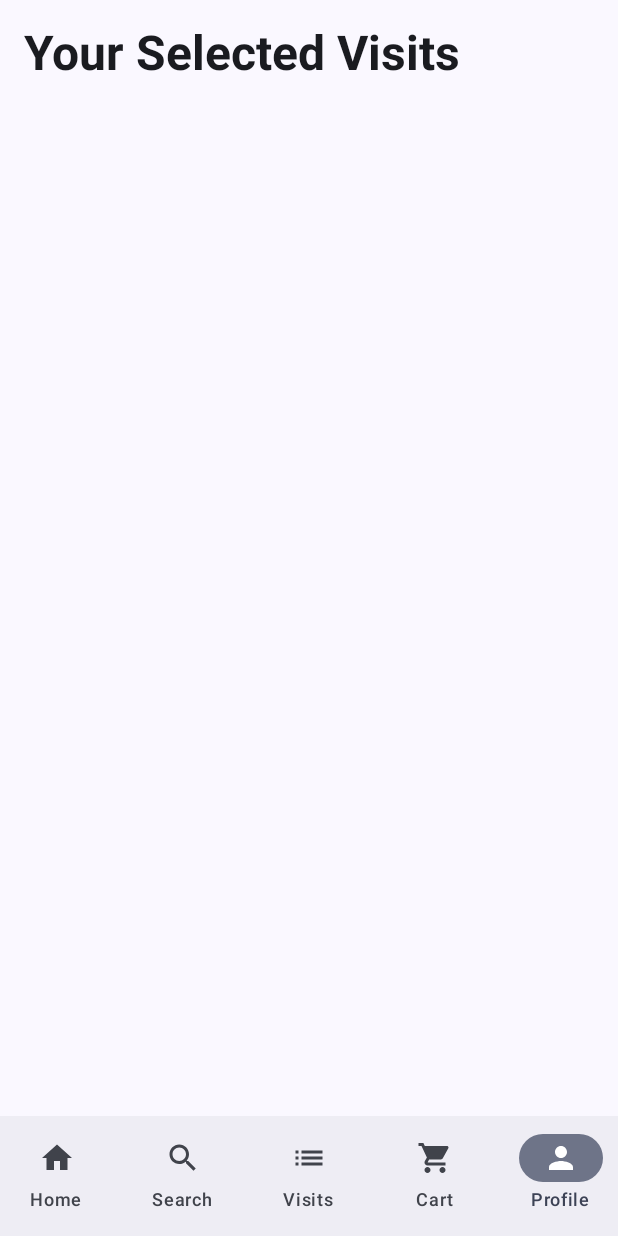
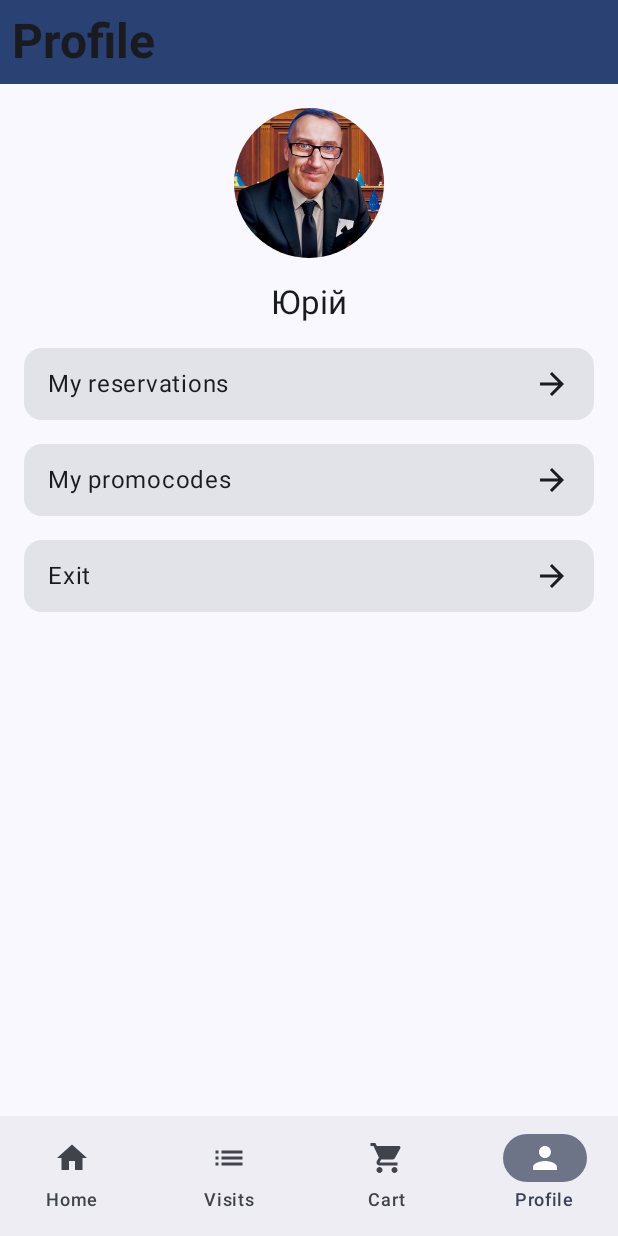
Before and after one commit to liubcheck/kozyrnyi-tuz-app, an Android app built with Jetpack Compose: the ProfilePage screen opened through its navigation route, item 4 of the bottom bar chosen, on a phone screen of 412 x 824 dp. Run offline under Robolectric (Android 15) with nearby library versions, the phone set to English and light mode, and no system bars; our stand-ins replace livedata-compose; network calls fail.

```diff
--- a/app/src/main/java/liubomyr/stepanenko/kozyrnyituzapp/MainActivity.kt
+++ b/app/src/main/java/liubomyr/stepanenko/kozyrnyituzapp/MainActivity.kt
@@ -4,6 +4,8 @@ import android.os.Bundle
 import android.util.Log
 import androidx.activity.ComponentActivity
 import androidx.activity.compose.setContent
+import androidx.compose.animation.EnterTransition
+import androidx.compose.animation.ExitTransition
 import androidx.compose.foundation.Image
 import androidx.compose.foundation.clickable
 import androidx.compose.foundation.layout.Column
@@ -47,12 +49,15 @@ import liubomyr.stepanenko.kozyrnyituzapp.screens.barbers.BarbersListPage
 import liubomyr.stepanenko.kozyrnyituzapp.screens.cart.ShoppingCartPage
 import liubomyr.stepanenko.kozyrnyituzapp.screens.home.BarbershopDetailPage
 import liubomyr.stepanenko.kozyrnyituzapp.screens.home.HomePage
+import liubomyr.stepanenko.kozyrnyituzapp.screens.profile.ProfilePage
 import liubomyr.stepanenko.kozyrnyituzapp.screens.search.SearchPage
 import liubomyr.stepanenko.kozyrnyituzapp.screens.timeslot.TimeslotSelectionPage
 import liubomyr.stepanenko.kozyrnyituzapp.screens.visit.VisitsPage
 import liubomyr.stepanenko.kozyrnyituzapp.ui.theme.KozyrnyiTuzAppTheme
 
 class MainActivity : ComponentActivity() {
+    private val bottomBarsScreen = listOf("home", "search", "visits", "cart", "profile")
+
     override fun onCreate(savedInstanceState: Bundle?) {
         super.onCreate(savedInstanceState)
 
@@ -64,17 +69,20 @@ class MainActivity : ComponentActivity() {
                 Scaffold(
                     bottomBar = {
                         val route = navBackStackEntry?.destination?.route ?: return@Scaffold
-                        Log.i("MainActivity", "bottomBar $route")
-
-                        if (route != "auth") {
+                        if (bottomBarsScreen.contains(route)) {
                             BottomNavigationBar(navController)
                         }
-                    }
+                    },
+                    modifier = Modifier.fillMaxSize()
                 ) { paddingValues ->
                     NavHost(
                         navController = navController,
                         startDestination = "auth",
-                        modifier = Modifier.padding(paddingValues)
+                        modifier = Modifier.padding(paddingValues),
+                        enterTransition = { EnterTransition.None },
+                        exitTransition = { ExitTransition.None },
+                        popEnterTransition = { EnterTransition.None },
+                        popExitTransition = { ExitTransition.None },
                     ) {
                         composable("auth") { AuthPage(navController) }
                         composable("home") { HomePage(navController) }
@@ -114,7 +122,7 @@ class MainActivity : ComponentActivity() {
 private fun BottomNavigationBar(navController: NavController) {
     val items = listOf(
         NavigationItem("Home", Icons.Filled.Home),
-        NavigationItem("Search", Icons.Filled.Search),
+        // NavigationItem("Search", Icons.Filled.Search),
         NavigationItem("Visits", Icons.Filled.List),
         NavigationItem("Cart", Icons.Filled.ShoppingCart),
         NavigationItem("Profile", Icons.Filled.Person)
@@ -135,64 +143,3 @@ private fun BottomNavigationBar(navController: NavController) {
         }
     }
 }
-
-
-@Composable
-fun ProfilePage(onExitClick: () -> Unit) {
-    Column(
-        modifier = Modifier
-            .fillMaxSize()
-            .padding(16.dp)
-    ) {
-        Text(
-            text = "Профіль",
-            style = MaterialTheme.typography.headlineMedium
-        )
-        Spacer(modifier = Modifier.height(32.dp))
-
-        Column(
-            horizontalAlignment = Alignment.CenterHorizontally,
-            modifier = Modifier.fillMaxWidth()
-        ) {
-            Image(
-                painterResource(id = R.drawable.profile),
-                contentDescription = null,
-                modifier = Modifier
-                    .size(100.dp)
-                    .clip(CircleShape)
-            )
-            Spacer(modifier = Modifier.height(8.dp))
-            Text("Юрій", style = MaterialTheme.typography.titleLarge)
-        }
-        Spacer(modifier = Modifier.height(24.dp))
-
-        // Profile options list
-        ProfileOption("Мої бронювання")
-        ProfileOption("Мої промокоди")
-        ProfileOption("Вихід") {
-            onExitClick()
-        }
-    }
-}
-
-@Composable
-fun ProfileOption(title: String, onClick: () -> Unit = {}) {
-    Row(
-        modifier = Modifier
-            .fillMaxWidth()
-            .clickable { onClick() }
-            .padding(vertical = 12.dp),
-        verticalAlignment = Alignment.CenterVertically
-    ) {
-        Text(
-            text = title,
-            style = MaterialTheme.typography.bodyLarge
-        )
-        Spacer(modifier = Modifier.weight(1f))
-        Icon(
-            imageVector = Icons.Default.ArrowForward,
-            contentDescription = "Go to $title",
-            modifier = Modifier.size(24.dp)
-        )
-    }
-}
--- a/app/src/main/java/liubomyr/stepanenko/kozyrnyituzapp/screens/auth/AuthPage.kt
+++ b/app/src/main/java/liubomyr/stepanenko/kozyrnyituzapp/screens/auth/AuthPage.kt
@@ -2,7 +2,9 @@ package liubomyr.stepanenko.kozyrnyituzapp.screens.auth
 
 import androidx.compose.foundation.layout.Box
 import androidx.compose.foundation.layout.Column
+import androidx.compose.foundation.layout.Spacer
 import androidx.compose.foundation.layout.fillMaxSize
+import androidx.compose.foundation.layout.height
 import androidx.compose.foundation.text.KeyboardOptions
 import androidx.compose.material3.Button
 import androidx.compose.material3.CircularProgressIndicator
@@ -17,7 +19,9 @@ import androidx.compose.runtime.remember
 import androidx.compose.runtime.setValue
 import androidx.compose.ui.Modifier
 import androidx.compose.ui.text.input.KeyboardType
+import androidx.compose.ui.text.input.PasswordVisualTransformation
 import androidx.compose.ui.text.input.VisualTransformation
+import androidx.compose.ui.unit.dp
 import androidx.lifecycle.viewmodel.compose.viewModel
 import androidx.navigation.NavController
 
@@ -53,23 +57,26 @@ private fun AuthScreen(
                 Column(
                     horizontalAlignment = androidx.compose.ui.Alignment.CenterHorizontally
                 ) {
+                    Spacer(modifier = Modifier.height(32.dp))
                     TextField(
                         value = email,
                         onValueChange = { email = it },
                         label = { Text("Email") },
                         keyboardOptions = KeyboardOptions(keyboardType = KeyboardType.Email),
                     )
+                    Spacer(modifier = Modifier.height(8.dp))
                     TextField(
                         value = password,
                         onValueChange = { password = it },
                         label = { Text("Password") },
                         keyboardOptions = KeyboardOptions(keyboardType = KeyboardType.Password),
+                        visualTransformation = PasswordVisualTransformation(),
                     )
-                    Button(onClick = {
-                        authViewModel.login(email, password)
-                    }) {
+                    Spacer(modifier = Modifier.height(8.dp))
+                    Button(onClick = { authViewModel.login(email, password) }) {
                         Text("Login")
                     }
+                    Spacer(modifier = Modifier.weight(1f))
                 }
             }
 
--- a/app/src/main/java/liubomyr/stepanenko/kozyrnyituzapp/screens/cart/ShoppingCartPage.kt
+++ b/app/src/main/java/liubomyr/stepanenko/kozyrnyituzapp/screens/cart/ShoppingCartPage.kt
@@ -6,13 +6,10 @@ import androidx.compose.foundation.layout.Column
 import androidx.compose.foundation.layout.Row
 import androidx.compose.foundation.layout.Spacer
 import androidx.compose.foundation.layout.fillMaxWidth
-import androidx.compose.foundation.layout.height
 import androidx.compose.foundation.layout.padding
 import androidx.compose.foundation.layout.width
-import androidx.compose.foundation.lazy.LazyColumn
 import androidx.compose.foundation.lazy.items
 import androidx.compose.material3.Button
-import androidx.compose.material3.MaterialTheme
 import androidx.compose.material3.Text
 import androidx.compose.runtime.Composable
 import androidx.compose.runtime.getValue
@@ -22,7 +19,6 @@ import androidx.compose.runtime.setValue
 import androidx.compose.ui.Alignment
 import androidx.compose.ui.Modifier
 import androidx.compose.ui.platform.LocalContext
-import androidx.compose.ui.text.font.FontWeight
 import androidx.compose.ui.unit.dp
 import androidx.core.content.edit
 import androidx.lifecycle.viewmodel.compose.viewModel
@@ -30,6 +26,9 @@ import com.google.gson.Gson
 import com.google.gson.reflect.TypeToken
 import liubomyr.stepanenko.kozyrnyituzapp.model.AddVisitRequest
 import liubomyr.stepanenko.kozyrnyituzapp.model.VisitInfo
+import liubomyr.stepanenko.kozyrnyituzapp.ui.core.HeaderScreen
+import liubomyr.stepanenko.kozyrnyituzapp.ui.core.Item
+import liubomyr.stepanenko.kozyrnyituzapp.ui.core.OurLazyColumn
 import java.time.LocalDateTime
 import java.time.format.DateTimeFormatter
 
@@ -40,11 +39,8 @@ internal fun ShoppingCartPage(visitsViewModel: VisitsViewModel = viewModel()) {
 
     val savedVisits = remember(refreshVisits) { mutableStateOf(getSavedVisits(context)) }
 
-    Column(modifier = Modifier.padding(16.dp)) {
-        Text("Your Selected Visits",
-            style = MaterialTheme.typography.headlineLarge.copy(fontWeight = FontWeight.Bold))
-        Spacer(modifier = Modifier.height(45.dp))
-        LazyColumn {
+    HeaderScreen(text = "Your Selected Visits") {
+        OurLazyColumn {
             items(savedVisits.value) { visit ->
                 VisitRow(visit, visitsViewModel, context) {
                     refreshVisits = !refreshVisits
@@ -55,10 +51,17 @@ internal fun ShoppingCartPage(visitsViewModel: VisitsViewModel = viewModel()) {
 }
 
 @Composable
-private fun VisitRow(visitInfo: VisitInfo, visitsViewModel: VisitsViewModel,
-                     context: Context, onVisitConfirmed: () -> Unit) {
-    Row(modifier = Modifier.fillMaxWidth().padding(8.dp),
-        verticalAlignment = Alignment.CenterVertically) {
+private fun VisitRow(
+    visitInfo: VisitInfo,
+    visitsViewModel: VisitsViewModel,
+    context: Context,
+    onVisitConfirmed: () -> Unit
+) {
+    Item {
+        Row(
+            modifier = Modifier.fillMaxWidth().padding(8.dp),
+            verticalAlignment = Alignment.CenterVertically
+        ) {
             Column(modifier = Modifier.weight(1f)) {
                 Text("Barber ID: ${visitInfo.barberId}")
                 Text("Time: ${visitInfo.datetime}")
@@ -76,13 +79,15 @@ private fun VisitRow(visitInfo: VisitInfo, visitsViewModel: VisitsViewModel,
                     // onSuccess lambda
                     removeVisitFromSharedPreferences(context, visitInfo)
                     onVisitConfirmed() // This will trigger UI refresh
-                Toast.makeText(context, "Visit confirmed successfully", Toast.LENGTH_SHORT).show()
+                    Toast.makeText(context, "Visit confirmed successfully", Toast.LENGTH_SHORT)
+                        .show()
                 }, onError = { errorMessage ->
                     // onError lambda
                     Toast.makeText(context, errorMessage, Toast.LENGTH_SHORT).show()
                 })
             }) {
                 Text("Confirm Visit")
+            }
         }
     }
 }
--- /dev/null
+++ b/app/src/main/java/liubomyr/stepanenko/kozyrnyituzapp/screens/profile/ProfilePage.kt
@@ -0,0 +1,79 @@
+package liubomyr.stepanenko.kozyrnyituzapp.screens.profile
+
+import androidx.compose.foundation.Image
+import androidx.compose.foundation.clickable
+import androidx.compose.foundation.layout.Column
+import androidx.compose.foundation.layout.Row
+import androidx.compose.foundation.layout.Spacer
+import androidx.compose.foundation.layout.fillMaxSize
+import androidx.compose.foundation.layout.fillMaxWidth
+import androidx.compose.foundation.layout.height
+import androidx.compose.foundation.layout.padding
+import androidx.compose.foundation.layout.size
+import androidx.compose.foundation.shape.CircleShape
+import androidx.compose.material.icons.Icons
+import androidx.compose.material.icons.filled.ArrowForward
+import androidx.compose.material3.Icon
+import androidx.compose.material3.MaterialTheme
+import androidx.compose.material3.Text
+import androidx.compose.runtime.Composable
+import androidx.compose.ui.Alignment
+import androidx.compose.ui.Modifier
+import androidx.compose.ui.draw.clip
+import androidx.compose.ui.res.painterResource
+import androidx.compose.ui.unit.dp
+import liubomyr.stepanenko.kozyrnyituzapp.R
+import liubomyr.stepanenko.kozyrnyituzapp.ui.core.HeaderScreen
+import liubomyr.stepanenko.kozyrnyituzapp.ui.core.Item
+
+
+@Composable
+fun ProfilePage(onExitClick: () -> Unit) {
+    HeaderScreen(text = "Profile") {
+        Column(
+            horizontalAlignment = Alignment.CenterHorizontally,
+            verticalArrangement = androidx.compose.foundation.layout.Arrangement.spacedBy(16.dp),
+            modifier = Modifier.fillMaxWidth().padding(16.dp)
+        ) {
+            Image(
+                painterResource(id = R.drawable.profile),
+                contentDescription = null,
+                modifier = Modifier
+                    .size(100.dp)
+                    .clip(CircleShape)
+            )
+            Text("Юрій", style = MaterialTheme.typography.titleLarge)
+
+            // Profile options list
+            ProfileOption("My reservations")
+            ProfileOption("My promocodes")
+            ProfileOption("Exit") {
+                onExitClick()
+            }
+        }
+    }
+}
+
+@Composable
+fun ProfileOption(title: String, onClick: () -> Unit = {}) {
+    Item {
+        Row(
+            modifier = Modifier
+                .fillMaxWidth()
+                .clickable { onClick() }
+                .padding(vertical = 12.dp, horizontal = 16.dp),
+            verticalAlignment = Alignment.CenterVertically
+        ) {
+            Text(
+                text = title,
+                style = MaterialTheme.typography.bodyLarge
+            )
+            Spacer(modifier = Modifier.weight(1f))
+            Icon(
+                imageVector = Icons.Default.ArrowForward,
+                contentDescription = "Go to $title",
+                modifier = Modifier.size(24.dp)
+            )
+        }
+    }
+}
--- /dev/null
+++ b/app/src/main/java/liubomyr/stepanenko/kozyrnyituzapp/ui/core/Header.kt
@@ -0,0 +1,34 @@
+package liubomyr.stepanenko.kozyrnyituzapp.ui.core
+
+import androidx.compose.foundation.background
+import androidx.compose.foundation.layout.Column
+import androidx.compose.foundation.layout.ColumnScope
+import androidx.compose.foundation.layout.fillMaxSize
+import androidx.compose.foundation.layout.fillMaxWidth
+import androidx.compose.foundation.layout.padding
+import androidx.compose.material3.MaterialTheme
+import androidx.compose.material3.Text
+import androidx.compose.runtime.Composable
+import androidx.compose.ui.Modifier
+import androidx.compose.ui.text.font.FontWeight
+import androidx.compose.ui.unit.dp
+
+@Composable
+internal fun HeaderScreen(
+    text: String,
+    content: @Composable ColumnScope.() -> Unit
+) {
+    Column(
+        modifier = Modifier.fillMaxSize()
+    ) {
+        Text(
+            text = text,
+            style = MaterialTheme.typography.headlineLarge.copy(fontWeight = FontWeight.Bold),
+            modifier = Modifier
+                .fillMaxWidth()
+                .background(MaterialTheme.colorScheme.primary)
+                .padding(8.dp)
+        )
+        content()
+    }
+}
--- /dev/null
+++ b/app/src/main/java/liubomyr/stepanenko/kozyrnyituzapp/ui/core/Item.kt
@@ -0,0 +1,19 @@
+package liubomyr.stepanenko.kozyrnyituzapp.ui.core
+
+import androidx.compose.foundation.layout.Box
+import androidx.compose.foundation.layout.fillMaxWidth
+import androidx.compose.material3.Card
+import androidx.compose.runtime.Composable
+import androidx.compose.ui.Modifier
+
+@Composable
+internal fun Item(
+    modifier: Modifier = Modifier,
+    content: @Composable () -> Unit
+) {
+    Card(modifier = modifier.fillMaxWidth()) {
+        Box(modifier = Modifier.fillMaxWidth()) {
+            content()
+        }
+    }
+}
--- a/app/src/main/java/liubomyr/stepanenko/kozyrnyituzapp/utils/AuthInterceptor.kt
+++ b/app/src/main/java/liubomyr/stepanenko/kozyrnyituzapp/utils/AuthInterceptor.kt
@@ -20,7 +20,7 @@ class AuthInterceptor: Interceptor {
 
         val processed = chain.proceed(newRequest)
 
-        if (processed.code == 403) {
+        if (processed.code == 401) {
             val email = SharedPreferencesManager.getString("email", "")
             val password = SharedPreferencesManager.getString("password", "")
 
@@ -31,6 +31,8 @@ class AuthInterceptor: Interceptor {
                 val newAuthRequest = originalRequest.newBuilder()
                     .header("Authorization", "Bearer $newToken")
                     .build()
+
+                processed.close()
                 chain.proceed(newAuthRequest)
             } else {
                 throw Exception("Failed to refresh token")
```
Also changed, not shown: app/src/main/java/liubomyr/stepanenko/kozyrnyituzapp/model/Visit.kt (+12 -3 lines), app/src/main/java/liubomyr/stepanenko/kozyrnyituzapp/screens/barbers/BarbersListPage.kt (+37 -22 lines), app/src/main/java/liubomyr/stepanenko/kozyrnyituzapp/screens/home/HomePage.kt (+35 -22 lines), app/src/main/java/liubomyr/stepanenko/kozyrnyituzapp/screens/timeslot/TimeslotSelectionPage.kt (+13 -9 lines), app/src/main/java/liubomyr/stepanenko/kozyrnyituzapp/screens/visit/VisitPage.kt (+30 -16 lines), app/src/main/java/liubomyr/stepanenko/kozyrnyituzapp/ui/core/OurLazyColumn.kt (added, +18 -0 lines). Lines whose indentation alone changed are shown as unchanged.
